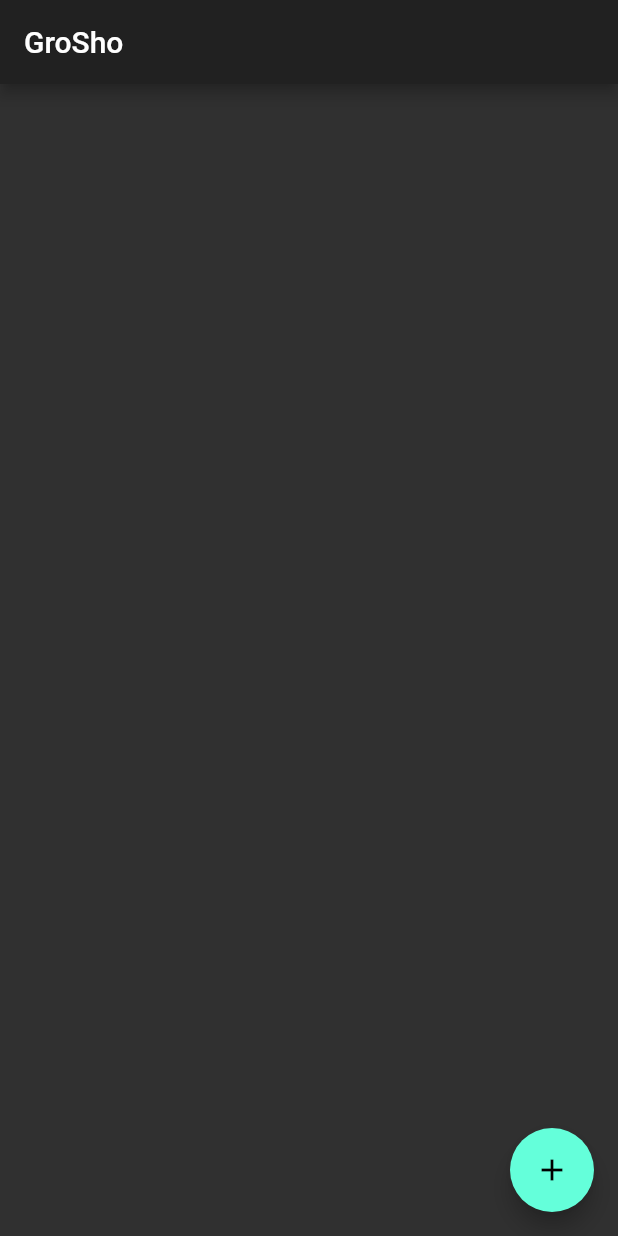
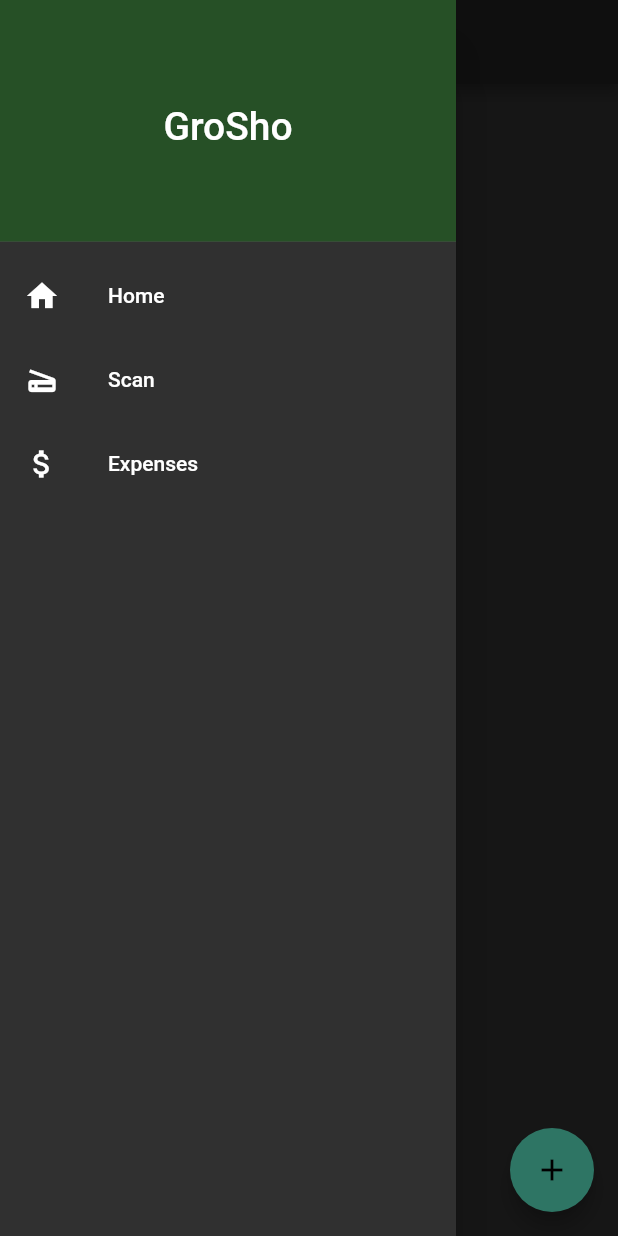
Before and after one commit to cpwilsonChico/GroSho, a Flutter app: the screen it shows after launch, with the side drawer open (before the commit the screen has no drawer), on a phone screen of 412 x 824 dp. Run offline on Flutter 3.47's test engine with Material 2 defaults, Android fonts, the phone set to English and light mode, and no system bars; our stand-ins replace camera, charts_flutter, cloud_firestore, sqflite; missing offline and left inert: edit_distance, firebase_ml_vision; accounts and stored records are empty.

```diff
--- a/lib/budget_page.dart
+++ b/lib/budget_page.dart
@@ -2,12 +2,14 @@ import 'package:flutter/material.dart';
 import 'classes.dart';
 import 'package:charts_flutter/flutter.dart' as charts;
 import 'storage.dart';
+import 'nav_drawer.dart';
 
 
 class BudgetPageFrame extends StatelessWidget {
 
   Widget build(BuildContext context) {
     return Scaffold(
+      drawer: NavDrawer(),
       appBar: AppBar(
         title: Text("Purchase History"),
       ),
--- /dev/null
+++ b/lib/nav_drawer.dart
@@ -0,0 +1,46 @@
+import 'package:flutter/material.dart';
+
+class NavShelf extends StatelessWidget {
+  final String name;
+  final Icon icon;
+  final String path;
+
+  NavShelf(this.name, this.icon, this.path);
+
+  Widget build(BuildContext context) {
+    return ListTile(
+      title: Text(name),
+      leading: icon,
+      onTap: () {
+        Navigator.pop(context);
+        Navigator.pushNamed(context, path);
+      }
+    );
+  }
+}
+
+class NavDrawer extends StatelessWidget {
+  Widget build(BuildContext context) {
+    return Drawer(
+        child: ListView(
+            padding: EdgeInsets.all(0),
+            children: <Widget>[
+              DrawerHeader(
+                  child: Center(
+                      child: Text(
+                        'GroSho',
+                        style: TextStyle(fontSize: 26, color: Colors.white),
+                      )
+                  ),
+                  decoration: BoxDecoration(
+                    color: Color.fromARGB(255, 38, 80, 38),
+                  )
+              ),
+              NavShelf("Home", Icon(Icons.home), "/"),
+              NavShelf("Scan", Icon(Icons.scanner), "/scanner"),
+              NavShelf("Expenses", Icon(Icons.attach_money), "/budget"),
+            ]
+        )
+    );
+  }
+}
--- a/lib/receipt_scan_page.dart
+++ b/lib/receipt_scan_page.dart
@@ -1,11 +1,8 @@
 import 'package:flutter/material.dart';
 import 'package:path_provider/path_provider.dart';
-import 'classes.dart';
-import 'storage.dart';
+import 'nav_drawer.dart';
 import 'receipt_builder.dart';
-import 'receipt_parser.dart';
 import 'receipt_finalizer.dart';
-import 'package:image_picker/image_picker.dart';
 import 'package:camera/camera.dart';
 import 'package:path/path.dart';
 
@@ -64,6 +61,7 @@ class ImageState extends State<ReceiptScanPage> {
   @override
   Widget build(BuildContext context) {
     return Scaffold(
+      drawer: NavDrawer(),
       body: FutureBuilder<void>(
         future: _initCamController,
         builder: (context, snapshot) {
--- a/lib/storage.dart
+++ b/lib/storage.dart
@@ -57,6 +57,7 @@ class Databaser {
     if (await checkIfExists(gi.getID())) {
       double curAmount = (await get(gi.getID()))["_amount"];
       gi.amount += curAmount;
+      print("amount: ${gi.amount}");
       await inv.update(INV_DB, gi.toMap(),
         where: '_id = ?', whereArgs: [gi.getID()]);
     } else {
```
Also changed, not shown: lib/main.dart (+10 -2 lines), lib/receipt_finalizer.dart (+13 -8 lines).
